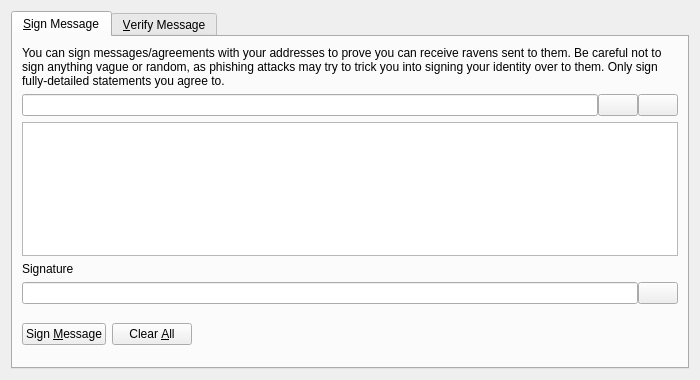
The window that src/qt/forms/signverifymessagedialog.ui (soosho/Tenzura) describes before a commit, drawn with Qt 5.
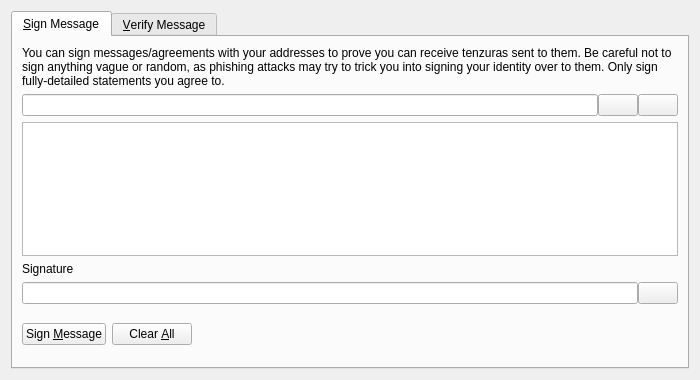
The same window after the commit. Icons and pictures are not drawn. Custom widgets are drawn as their Qt base class.

```diff
--- a/src/qt/forms/signverifymessagedialog.ui
+++ b/src/qt/forms/signverifymessagedialog.ui
@@ -30,7 +30,7 @@
        <item>
         <widget class="QLabel" name="infoLabel_SM">
          <property name="text">
-          <string>You can sign messages/agreements with your addresses to prove you can receive ravens sent to them. Be careful not to sign anything vague or random, as phishing attacks may try to trick you into signing your identity over to them. Only sign fully-detailed statements you agree to.</string>
+          <string>You can sign messages/agreements with your addresses to prove you can receive tenzuras sent to them. Be careful not to sign anything vague or random, as phishing attacks may try to trick you into signing your identity over to them. Only sign fully-detailed statements you agree to.</string>
          </property>
          <property name="textFormat">
           <enum>Qt::PlainText</enum>
```
